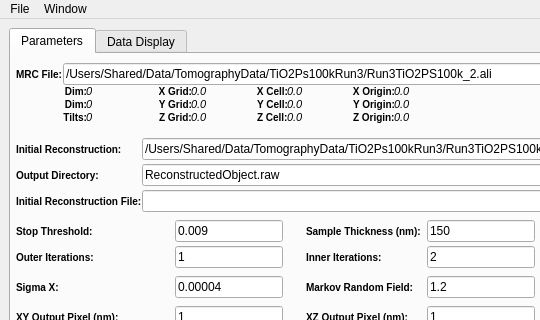
Before: the Qt Designer form Code/Applications/TomoGui/UI_Files/TomoGui.ui in OpenMBIR/OpenMBIR-TEM, drawn with Qt 5; both pictures show x 0 to 540 and y 0 to 320 of the 792 by 717 pixel window.
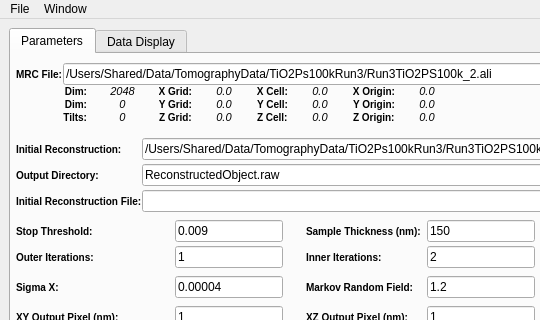
After: the same form once the commit is applied. The open tabs and pages were chosen to show the change. Icons and pictures are not drawn. Custom widgets are drawn as their Qt base class.

Commit message: Fixing some layout issues on windows

Patch:
```diff
--- a/Code/Applications/TomoGui/UI_Files/TomoGui.ui
+++ b/Code/Applications/TomoGui/UI_Files/TomoGui.ui
@@ -704,11 +704,14 @@
 }</string>
                   </property>
                   <property name="text">
-                   <string>0</string>
+                   <string>2048</string>
                   </property>
                   <property name="scaledContents">
                    <bool>true</bool>
                   </property>
+                  <property name="alignment">
+                   <set>Qt::AlignCenter</set>
+                  </property>
                  </widget>
                 </item>
                 <item row="1" column="0">
@@ -760,6 +763,9 @@
                   <property name="scaledContents">
                    <bool>true</bool>
                   </property>
+                  <property name="alignment">
+                   <set>Qt::AlignCenter</set>
+                  </property>
                  </widget>
                 </item>
                 <item row="2" column="0">
@@ -811,6 +817,9 @@
                   <property name="scaledContents">
                    <bool>true</bool>
                   </property>
+                  <property name="alignment">
+                   <set>Qt::AlignCenter</set>
+                  </property>
                  </widget>
                 </item>
                </layout>
@@ -866,6 +875,9 @@
                   <property name="scaledContents">
                    <bool>true</bool>
                   </property>
+                  <property name="alignment">
+                   <set>Qt::AlignCenter</set>
+                  </property>
                  </widget>
                 </item>
                 <item row="1" column="0">
@@ -917,6 +929,9 @@
                   <property name="scaledContents">
                    <bool>true</bool>
                   </property>
+                  <property name="alignment">
+                   <set>Qt::AlignCenter</set>
+                  </property>
                  </widget>
                 </item>
                 <item row="2" column="0">
@@ -965,6 +980,9 @@
                   <property name="scaledContents">
                    <bool>true</bool>
                   </property>
+                  <property name="alignment">
+                   <set>Qt::AlignCenter</set>
+                  </property>
                  </widget>
                 </item>
                </layout>
@@ -1020,6 +1038,9 @@
                   <property name="scaledContents">
                    <bool>true</bool>
                   </property>
+                  <property name="alignment">
+                   <set>Qt::AlignCenter</set>
+                  </property>
                  </widget>
                 </item>
                 <item row="1" column="0">
@@ -1071,6 +1092,9 @@
                   <property name="scaledContents">
                    <bool>true</bool>
                   </property>
+                  <property name="alignment">
+                   <set>Qt::AlignCenter</set>
+                  </property>
                  </widget>
                 </item>
                 <item row="2" column="0">
@@ -1119,12 +1143,18 @@
                   <property name="scaledContents">
                    <bool>true</bool>
                   </property>
+                  <property name="alignment">
+                   <set>Qt::AlignCenter</set>
+                  </property>
                  </widget>
                 </item>
                </layout>
               </item>
               <item>
                <layout class="QFormLayout" name="formLayout_6">
+                <property name="formAlignment">
+                 <set>Qt::AlignHCenter|Qt::AlignTop</set>
+                </property>
                 <item row="0" column="0">
                  <widget class="QLabel" name="label_21">
                   <property name="font">
@@ -1174,6 +1204,9 @@
                   <property name="scaledContents">
                    <bool>true</bool>
                   </property>
+                  <property name="alignment">
+                   <set>Qt::AlignCenter</set>
+                  </property>
                  </widget>
                 </item>
                 <item row="1" column="0">
@@ -1225,6 +1258,9 @@
                   <property name="scaledContents">
                    <bool>true</bool>
                   </property>
+                  <property name="alignment">
+                   <set>Qt::AlignCenter</set>
+                  </property>
                  </widget>
                 </item>
                 <item row="2" column="0">
@@ -1273,6 +1309,9 @@
                   <property name="scaledContents">
                    <bool>true</bool>
                   </property>
+                  <property name="alignment">
+                   <set>Qt::AlignCenter</set>
+                  </property>
                  </widget>
                 </item>
                </layout>
```
Left out of the diff: 4 changed lines with no effect on the pictures.
